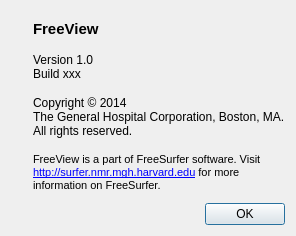
Qt form freeview/DialogAbout.ui (freesurfer/freesurfer) before a commit.
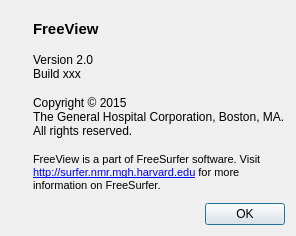
The same form after that commit. Icons and pictures are not drawn.

```diff
--- a/freeview/DialogAbout.ui
+++ b/freeview/DialogAbout.ui
@@ -60,7 +60,7 @@
        <item>
         <widget class="QLabel" name="labelVersion">
          <property name="text">
-          <string>Version 1.0
+          <string>Version 2.0
 Build xxx</string>
          </property>
         </widget>
@@ -68,7 +68,7 @@
        <item>
         <widget class="QLabel" name="label_4">
          <property name="text">
-          <string>Copyright © 2014
+          <string>Copyright © 2015
 The General Hospital Corporation, Boston, MA.
 All rights reserved.</string>
          </property>
```
